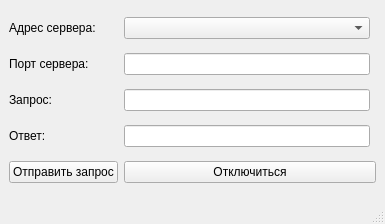
This is modbustcpclient.ui in DenJonson/modbusTCP-client_qt as Qt 5 draws it before an edit. The edited form follows.
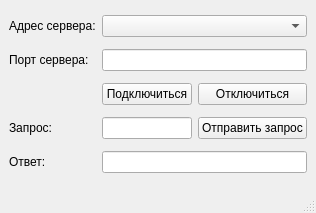
This is the edited form.

Commit message: Update UI, allow send request to server

Patch:
```diff
--- a/modbustcpclient.ui
+++ b/modbustcpclient.ui
@@ -6,8 +6,8 @@
    <rect>
     <x>0</x>
     <y>0</y>
-    <width>385</width>
-    <height>224</height>
+    <width>316</width>
+    <height>213</height>
    </rect>
   </property>
   <property name="windowTitle">
@@ -15,16 +15,15 @@
   </property>
   <widget class="QWidget" name="centralwidget">
    <layout class="QGridLayout" name="gridLayout">
-    <item row="4" column="0">
-     <widget class="QPushButton" name="pbSendRequest">
-      <property name="text">
-       <string>Отправить запрос</string>
-      </property>
-     </widget>
+    <item row="1" column="1" colspan="2">
+     <widget class="QLineEdit" name="lePort"/>
     </item>
-    <item row="2" column="1">
+    <item row="3" column="1">
      <widget class="QLineEdit" name="leRequest"/>
     </item>
+    <item row="0" column="1" colspan="2">
+     <widget class="QComboBox" name="cbHostName"/>
+    </item>
     <item row="1" column="0">
      <widget class="QLabel" name="label_2">
       <property name="text">
@@ -32,23 +31,10 @@
       </property>
      </widget>
     </item>
-    <item row="4" column="1" colspan="2">
-     <widget class="QPushButton" name="pbQuit">
+    <item row="3" column="2">
+     <widget class="QPushButton" name="pbSendRequest">
       <property name="text">
-       <string>Отключиться</string>
-      </property>
-     </widget>
-    </item>
-    <item row="0" column="1">
-     <widget class="QComboBox" name="cbHostName"/>
-    </item>
-    <item row="1" column="1">
-     <widget class="QLineEdit" name="lePort"/>
-    </item>
-    <item row="2" column="0">
-     <widget class="QLabel" name="label_3">
-      <property name="text">
-       <string>Запрос:</string>
+       <string>Отправить запрос</string>
       </property>
      </widget>
     </item>
@@ -60,13 +46,34 @@
      </widget>
     </item>
     <item row="3" column="0">
+     <widget class="QLabel" name="label_3">
+      <property name="text">
+       <string>Запрос:</string>
+      </property>
+     </widget>
+    </item>
+    <item row="4" column="0">
      <widget class="QLabel" name="label_4">
       <property name="text">
        <string>Ответ:</string>
       </property>
      </widget>
     </item>
-    <item row="3" column="1">
+    <item row="2" column="2">
+     <widget class="QPushButton" name="pbQuit">
+      <property name="text">
+       <string>Отключиться</string>
+      </property>
+     </widget>
+    </item>
+    <item row="2" column="1">
+     <widget class="QPushButton" name="pbConnect">
+      <property name="text">
+       <string>Подключиться</string>
+      </property>
+     </widget>
+    </item>
+    <item row="4" column="1" colspan="2">
      <widget class="QLineEdit" name="leResponse"/>
     </item>
    </layout>
```
Left out of the diff: 2 changed lines with no effect on the pictures. The commit also changes 2 other files.
